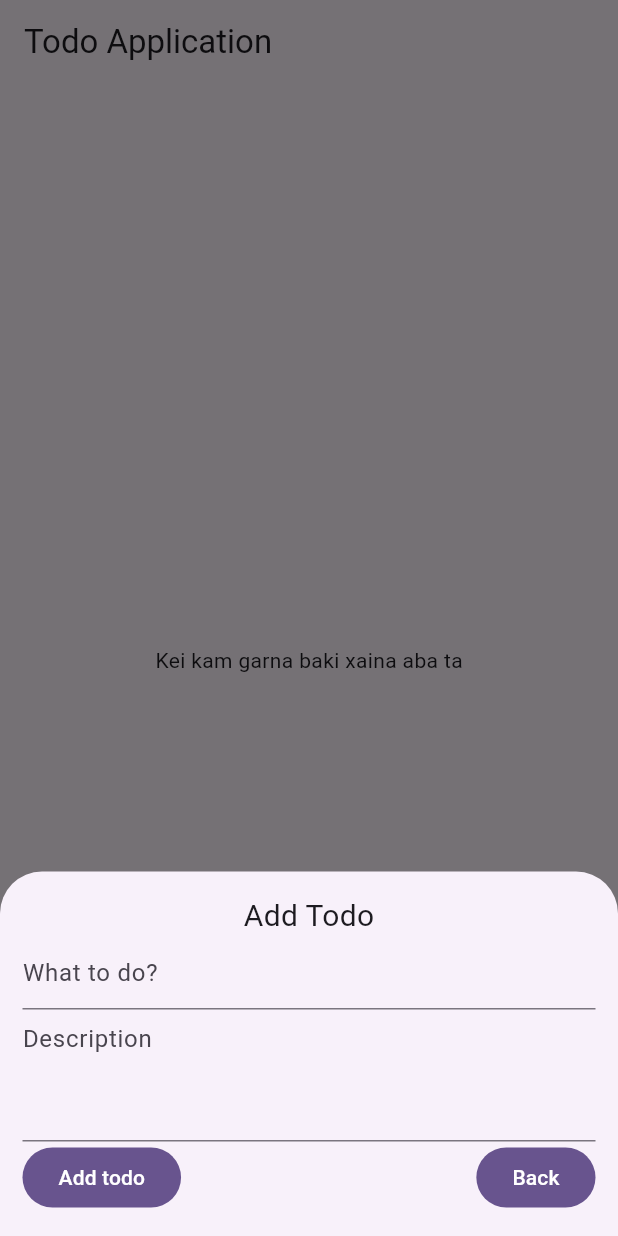
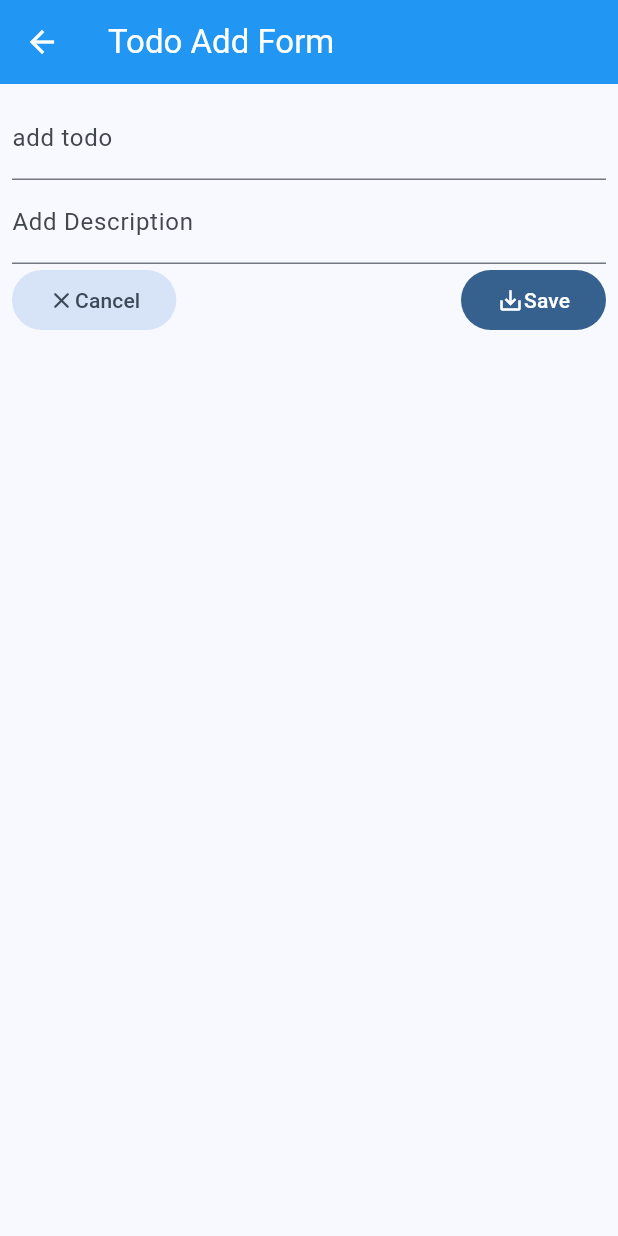
Before and after one commit to milan-1936/ToDo-using-flutter, a Flutter app: the screen it shows after launch, after a tap on the "add" icon, on a phone screen of 412 x 824 dp. Run offline on Flutter 3.47's test engine with Material 3 defaults, Android fonts, the phone set to English and light mode, and no system bars.

Commit message:
Global State Management

```diff
--- /dev/null
+++ b/devtools_options.yaml
@@ -0,0 +1,3 @@
+description: This file stores settings for Dart & Flutter DevTools.
+documentation: https://docs.flutter.dev/tools/devtools/extensions#configure-extension-enablement-states
+extensions:
--- a/lib/main.dart
+++ b/lib/main.dart
@@ -1,8 +1,12 @@
 import 'package:flutter/material.dart';
+import 'package:provider/provider.dart';
+import 'package:to_do_application/providers/todo_provider.dart';
 import 'package:to_do_application/to_do.dart';
 
 void main() {
-  runApp(const MyApp());
+  runApp(
+    ChangeNotifierProvider(create: (_) => TodoProvider(), child: const MyApp()),
+  );
 }
 
 class MyApp extends StatelessWidget {
@@ -14,10 +18,10 @@ class MyApp extends StatelessWidget {
     return MaterialApp(
       title: 'Flutter Demo',
       theme: ThemeData(
-        colorScheme: ColorScheme.fromSeed(seedColor: Colors.deepPurple),
+        colorScheme: ColorScheme.fromSeed(seedColor: Colors.blue),
       ),
       debugShowCheckedModeBanner: false,
-      home:Screen_1() ,
+      home:Screen_1(),
     );
   }
 }
--- /dev/null
+++ b/lib/providers/todo_provider.dart
@@ -0,0 +1,35 @@
+import 'package:flutter/material.dart';
+import 'package:to_do_application/model/todo.dart';
+
+class TodoProvider extends ChangeNotifier{
+    List<Todo> _todos = [];
+
+
+
+    // events
+
+    List<Todo> getTodo(){
+      return _todos;
+    }
+
+    addTodo({required String thistitle, required String thisdescription}){
+      // logic here
+      _todos.add(
+      Todo(
+        id: DateTime.now().toString(),
+        description: thisdescription,
+        title: thistitle,
+      ),
+    );
+    print(_todos);
+      // at last we should notfiy listeners
+      notifyListeners();
+    }
+
+    removeTodo({required Todo thistodo}){
+      // logic here
+      _todos.remove(thistodo);
+      // at last we should notify listeners
+      notifyListeners();
+    }
+}
--- /dev/null
+++ b/lib/screen_2.dart
@@ -0,0 +1,117 @@
+import 'package:flutter/material.dart';
+import 'package:provider/provider.dart';
+import 'package:to_do_application/providers/todo_provider.dart';
+
+class TodoForm extends StatefulWidget {
+  const TodoForm({super.key});
+
+  @override
+  State<TodoForm> createState() => _TodoFormState();
+}
+
+class _TodoFormState extends State<TodoForm> {
+  final GlobalKey<FormState> _formKey = GlobalKey();
+  String thisTitle = "";
+  String thisDescription = "";
+
+
+  myvalidator(value){
+    if(value.isEmpty || value == null){
+      return "Please enter any value here";
+    }else{
+      return null;
+    }
+  }
+
+  @override
+  Widget build(BuildContext context) {
+    return Scaffold(
+      appBar: AppBar(
+        backgroundColor: Colors.blue,
+        foregroundColor: Colors.white,
+        title: Text("Todo Add Form"),
+      ),
+      body: Padding(
+        padding: const EdgeInsets.all(8.0),
+        child: Center(
+          child: Form(
+            key: _formKey,
+            child: Column(
+            children: [
+              // title of todo
+              TextFormField(
+                onTapOutside: (event){
+                  FocusScope.of(context).requestFocus(FocusNode());
+                },
+                decoration: InputDecoration(
+                  hintText: "What is to do?",
+                  label: Text("add todo"),
+                ),
+                validator: (value){
+                  myvalidator(value);
+                },
+                onSaved: (newValue){
+                  setState(() {
+                    thisTitle = newValue!;
+                  });
+                },
+              ),
+
+              // Description
+              TextFormField(
+                  onTapOutside: (event){
+                    FocusScope.of(context).requestFocus(FocusNode());
+                  },
+                  decoration: InputDecoration(
+                    hintText: "Enter The Description",
+                    label: Text("Add Description"),
+                  ),
+                  validator: (value){
+                    myvalidator(value);
+                  },
+                  onSaved: (newValue){
+                    thisDescription = newValue!;
+                  },
+                ),
+
+              // Row of Buttons
+              Row(
+                  mainAxisAlignment: MainAxisAlignment.spaceBetween,
+                  children: [
+                    // cancle Button
+                    FilledButton.tonal(
+                      onPressed: () {
+                        Navigator.of(context).pop();
+                      },
+                      child: Row(
+                        mainAxisAlignment: MainAxisAlignment.spaceBetween,
+                        children: [Icon(Icons.clear_rounded), Text("Cancel")],
+                      ),
+                    ),
+
+                    // Save Button
+                    FilledButton(
+                      onPressed: () {
+                        if(!_formKey.currentState!.validate()){
+                          return;
+                        }
+                        _formKey.currentState!.save();
+                        context.read<TodoProvider>().addTodo(thistitle: thisTitle, thisdescription: thisDescription);
+                        Navigator.of(context).pop();
+                      },
+                      child: Row(
+                        mainAxisAlignment: MainAxisAlignment.spaceBetween,
+                        children: [Icon(Icons.save_alt), Text("Save")],
+                      ),
+                    ),
+                  ],
+                ),
+
+              // end of row
+            ],
+          ),),
+        ),
+      ),
+    );
+  }
+}
--- a/lib/to_do.dart
+++ b/lib/to_do.dart
@@ -1,6 +1,8 @@
 import 'package:flutter/material.dart';
+import 'package:provider/provider.dart';
 import 'package:to_do_application/model/todo.dart';
-
+import 'package:to_do_application/providers/todo_provider.dart';
+import 'package:to_do_application/screen_2.dart';
 
 class Screen_1 extends StatefulWidget {
   Screen_1({super.key});
@@ -10,59 +12,64 @@ class Screen_1 extends StatefulWidget {
 }
 
 class _Screen_1State extends State<Screen_1> {
-
   final GlobalKey<FormState> _todoFormKey = GlobalKey();
   String thisTitle = "";
   String thisDescription = "";
 
-
-
-  List<Todo> todos = [];
-
   @override
   Widget build(BuildContext context) {
     return Scaffold(
-      appBar: AppBar(
-        title: Text("Todo Application"),
-      ),
+      appBar: AppBar(title: Text("Todo Application")),
       body: Column(
         children: [
-
           Expanded(
-
-          child:
-                todos.isEmpty
-                    ? Center(child: Text("Kei kam garna baki xaina aba ta"))
+            child: Consumer<TodoProvider>(
+              builder: (context, providerContext, child) {
+                final todos = providerContext.getTodo();
+                return todos.isEmpty
+                    ? Center(child: Text("Kei kam garna baki xina aba ta"))
                     : ListView.builder(
+                      itemCount: todos.length,
                       itemBuilder: (ctx, i) {
                         return ListTile(
                           leading: Checkbox(
                             value: todos[i].isCompleted,
-                onChanged:(value){
+                            onChanged: (value) {
                               setState(() {
                                 todos[i].isCompleted = value!;
                               });
                             },
-
                           ),
-              trailing: IconButton(onPressed: (){
-                showDialog(context: (context), builder: (context){
+                          trailing: IconButton(
+                            onPressed: () {
+                              showDialog(
+                                context: (context),
+                                builder: (context) {
                                   return AlertDialog(
-                      title: Text("Are you sure, you want to delete?"),
-                      content: Text("This action is not reversible"),
+                                    title: Text(
+                                      "Are you sure, you want to delete?",
+                                    ),
+                                    content: Text(
+                                      "This action is not reversible",
+                                    ),
                                     actions: [
                                       FilledButton(
                                         onPressed: () {
-                                  setState(() {
-                                    todos.remove(todos[i]);
-                                  });
-                                  ScaffoldMessenger.of(context).showSnackBar(
-
-                                    SnackBar(content: Text("Deleted"),
-                                    backgroundColor: Colors.greenAccent.shade700,
-                                    dismissDirection: DismissDirection.endToStart,
+                                         providerContext.removeTodo(thistodo: todos[i]);
+                                          ScaffoldMessenger.of(
+                                            context,
+                                          ).showSnackBar(
+                                            SnackBar(
+                                              content: Text("Deleted"),
+                                              backgroundColor:
+                                                  Colors.greenAccent.shade700,
+                                              dismissDirection:
+                                                  DismissDirection.endToStart,
                                               duration: Duration(seconds: 1),
-
+                                            ),
+                                            snackBarAnimationStyle:
+                                                AnimationStyle(
+                                                  curve: Curves.bounceIn,
                                                 ),
                                           );
                                           Navigator.of(context).pop();
@@ -81,121 +88,120 @@ class _Screen_1State extends State<Screen_1> {
                                       ),
                                     ],
                                   );
-                });
-              }, icon: Icon(Icons.delete_outline_rounded)),
+                                },
+                              );
+                            },
+                            icon: Icon(Icons.delete_outline_rounded),
+                          ),
                           title: Text(
                             todos[i].title,
                             style: TextStyle(
-                color: todos[i].isCompleted? Colors.red: null,
-                decoration: todos[i].isCompleted? TextDecoration.lineThrough: null,
-
-              ),),
+                              color: todos[i].isCompleted ? Colors.red : null,
+                              decoration:
+                                  todos[i].isCompleted
+                                      ? TextDecoration.lineThrough
+                                      : null,
+                            ),
+                          ),
                           subtitle: Text(todos[i].description),
                         );
                       },
-          itemCount: todos.length,
+                    );
+              },
             ),
-        )
+          ),
         ],
-
-
       ),
 
       floatingActionButton: FloatingActionButton(
         onPressed: () {
-        showModalBottomSheet(
-          context: context,
-          builder: (context) {
-            return Container(
-              child: Padding(
-                padding: const EdgeInsets.all(15),
-                child: Form(
-                  key:_todoFormKey,
-                  child: Column(
-                  mainAxisSize: MainAxisSize.min,
-                  children: [
-                        Text("Add Todo", style: TextStyle(fontSize: 20)),
-                        TextFormField(
-
-                          decoration: InputDecoration(hintText: "What to do?"),
-                          validator: (value){
-                            if(value == null || value.isEmpty){
-                              return "K lekhni hokahi ta halieko vai";
-                            }else{
-                              return null;
-                            }
+          Navigator.of(context).push(MaterialPageRoute(builder: (context) => TodoForm()));
+          //   showModalBottomSheet(
+          //     context: context,
+          //     builder: (context) {
+          //       return Container(
+          //         child: Padding(
+          //           padding: const EdgeInsets.all(15),
+          //           child: Form(
+          //             key:_todoFormKey,
+          //             child: Column(
+          //             mainAxisSize: MainAxisSize.min,
+          //             children: [
+          //                   Text("Add Todo", style: TextStyle(fontSize: 20)),
+          //                   TextFormField(
+          //                     decoration: InputDecoration(hintText: "What to do?"),
+          //                     validator: (value){
+          //                       if(value == null || value.isEmpty){
+          //                         return "K lekhni hokahi ta halieko vai";
+          //                       }else{
+          //                         return null;
+          //                       }
+          //                     },
+          //                     onSaved: (value){
+          //                       setState(() {
+          //                         thisTitle = value!;
+          //                       });
+          //                     },
+          //                     onTapOutside: (event) {
+          //                       FocusScope.of(context).requestFocus(FocusNode());
+          //                     },
+          //                   ),
+          //                   TextFormField(
+          //                     decoration: InputDecoration(hintText: "Description"),
+          //                     maxLines: 3,
+          //                     validator: (value){
+          //                       if(value == null || value.isEmpty){
+          //                         return "Kehi ta lekhna paro nii yr";
+          //                       }else{
+          //                         return null;
+          //                       }
+          //                     },
+          //                     onSaved: (value){
+          //                       setState(() {
+          //                         thisDescription = value!;
+          //                       });
+          //                     },
+          //                     onTapOutside: (event) {
+          //                       FocusScope.of(context).requestFocus(FocusNode());
+          //                     },
+          //                   ),
+          //                   Row(
+          //                     mainAxisAlignment: MainAxisAlignment.spaceBetween,
+          //                     children: [
+          //                       FilledButton(
+          //                         onPressed: () {
+          //                           if (!_todoFormKey.currentState!.validate()) {
+          //                             return;
+          //                           }
+          //                           _todoFormKey.currentState!.save();
+          //                           setState(() {
+          //                             todos.add(
+          //                               Todo(
+          //                                 id: DateTime.now().toString(),
+          //                                 description: thisDescription,
+          //                                 title: thisTitle,
+          //                               ),
+          //                             );
+          //                           });
+          //                           Navigator.of(context).pop();
+          //                         },
+          //                         child: Text("Add todo"),
+          //                       ),
+          //                       FilledButton(onPressed: (){
+          //                         Navigator.of(context).pop();
+          //                       }, child: Text("Back"),)
+          //                     ],
+          //                   ),
+          //                 ],
+          //           )
+          //           ),
+          //         ),
+          //       );
+          //     },
+          //   );
         },
-                          onSaved: (value){
-                            setState(() {
-                              thisTitle = value!;
-                            });
-                          },
-                          onTapOutside: (event) {
-                            FocusScope.of(context).requestFocus(FocusNode());
-                          },
-
+        child: Icon(Icons.add),
       ),
-                        TextFormField(
-
-                          decoration: InputDecoration(hintText: "Description"),
-                          maxLines: 3,
-                          validator: (value){
-                            if(value == null || value.isEmpty){
-                              return "Kehi ta lekhna paro nii yr";
-                            }else{
-                              return null;
-                            }
-                          },
-                          onSaved: (value){
-                            setState(() {
-                              thisDescription = value!;
-                            });
-                          },
-
-                          onTapOutside: (event) {
-                            FocusScope.of(context).requestFocus(FocusNode());
-                          },
-                        ),
-
-                        Row(
-                          mainAxisAlignment: MainAxisAlignment.spaceBetween,
-                          children: [
-                            FilledButton(
-                              onPressed: () {
-                                if (!_todoFormKey.currentState!.validate()) {
-                                  return;
-                                }
-                                _todoFormKey.currentState!.save();
-                                setState(() {
-                                  todos.add(
-                                    Todo(
-                                      id: DateTime.now().toString(),
-                                      description: thisDescription,
-                                      title: thisTitle,
-                                    ),
-                                  );
-                                });
-                                Navigator.of(context).pop();
-                              },
-                              child: Text("Add todo"),
-                            ),
-
-
-                            FilledButton(onPressed: (){
-                              Navigator.of(context).pop();
-                            }, child: Text("Back"),)
-                          ],
-                        ),
-                      ],
-                )
-
-                ),
-              ),
-            );
-          },
-        );
-      },
-      child: Icon(Icons.add),),
     );
   }
 }
--- a/pubspec.yaml
+++ b/pubspec.yaml
@@ -34,6 +34,7 @@ dependencies:
   # The following adds the Cupertino Icons font to your application.
   # Use with the CupertinoIcons class for iOS style icons.
   cupertino_icons: ^1.0.8
+  provider: ^6.1.5
 
 dev_dependencies:
   flutter_test:
```
Also changed, not shown: pubspec.lock. Lines whose indentation alone changed are shown as unchanged.
